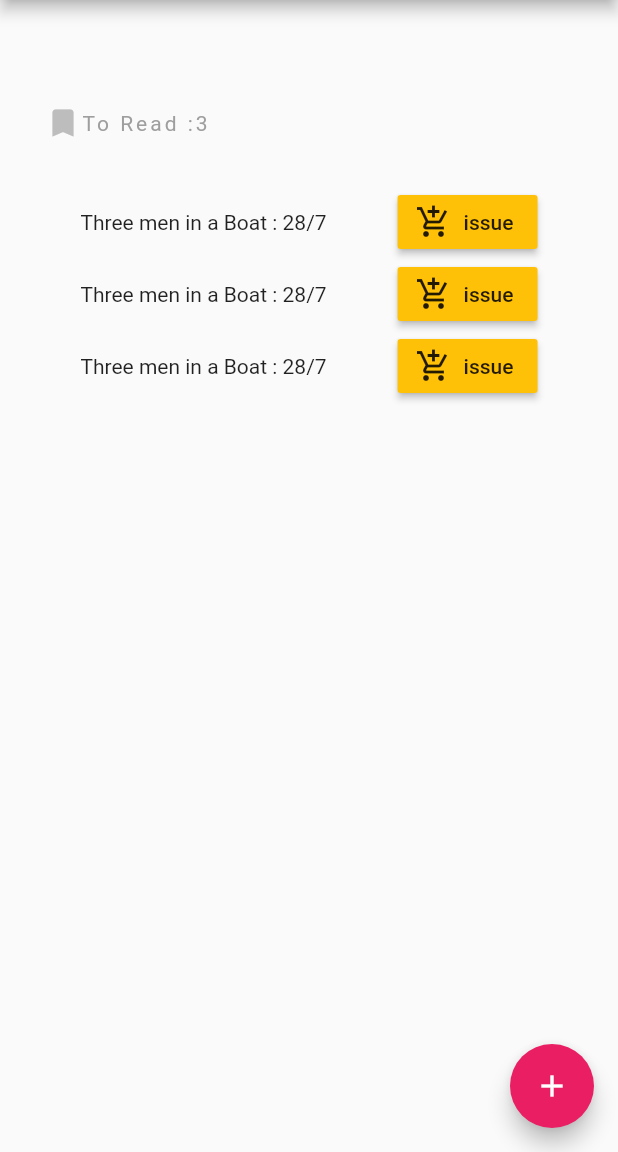
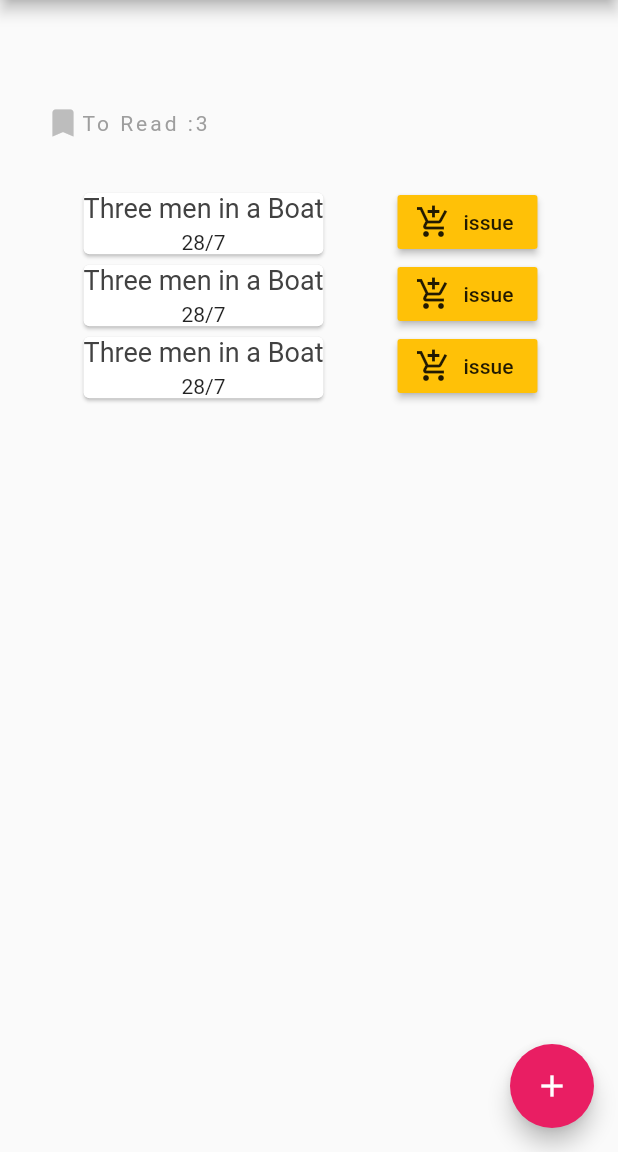
Before and after one commit to AnimeshSinha1309/library-management, a Flutter app: the GoalsPage screen opened by its route, on a phone screen of 412 x 824 dp, the part 84-1236 px from its top. Run offline on Flutter 3.47's test engine with Material 2 defaults, Android fonts, the phone set to English and light mode, and no system bars; missing offline and left inert: barcode_scan; network calls fail.

Commit message:
modified UI: improved goals card

```diff
--- a/libmate/lib/goals.dart
+++ b/libmate/lib/goals.dart
@@ -13,6 +13,32 @@ class _GoalsPageState extends State<GoalsPage> {
     ToRead(book:"Three men in a Boat",date:"28/7"),
     ToRead(book:"Three men in a Boat",date:"28/7"),
   ];
+  Widget ToReadTemplate(book)
+  {
+    return Card(
+      margin: EdgeInsets.fromLTRB(2,2,2,0),
+      child: Column(
+        children: <Widget>[
+          Text(
+            book.book,
+            style: TextStyle(
+              fontSize: 18,
+              color: Colors.grey[800],
+            )
+          ),
+          SizedBox(height:4),
+          Text(
+            book.date,
+              style: TextStyle(
+                fontSize: 14,
+                color: Colors.grey[1000],
+              )
+          )
+        ]
+      )
+
+    );
+  }
   int numBooks = 3;
   @override
   Widget build(BuildContext context) {
@@ -76,7 +102,8 @@ class _GoalsPageState extends State<GoalsPage> {
                             mainAxisAlignment: MainAxisAlignment.spaceAround,
                             crossAxisAlignment: CrossAxisAlignment.center,
                             children: <Widget>[
-                              Text("${b.book} : ${b.date}"),
+//                              Text("${b.book} : ${b.date}"),
+                            ToReadTemplate(b),
                               Center(
                                 child: RaisedButton.icon(
                                   onPressed: (){},
--- a/libmate/lib/main.dart
+++ b/libmate/lib/main.dart
@@ -68,6 +68,8 @@ class _MyHomePageState extends State<MyHomePage> {
       "Algorithms: Cormen"
     ];
 
+
+
     return Scaffold(
       appBar: AppBar(
         title: cusSearchBar,
```
Also changed, not shown: 1 other file.
